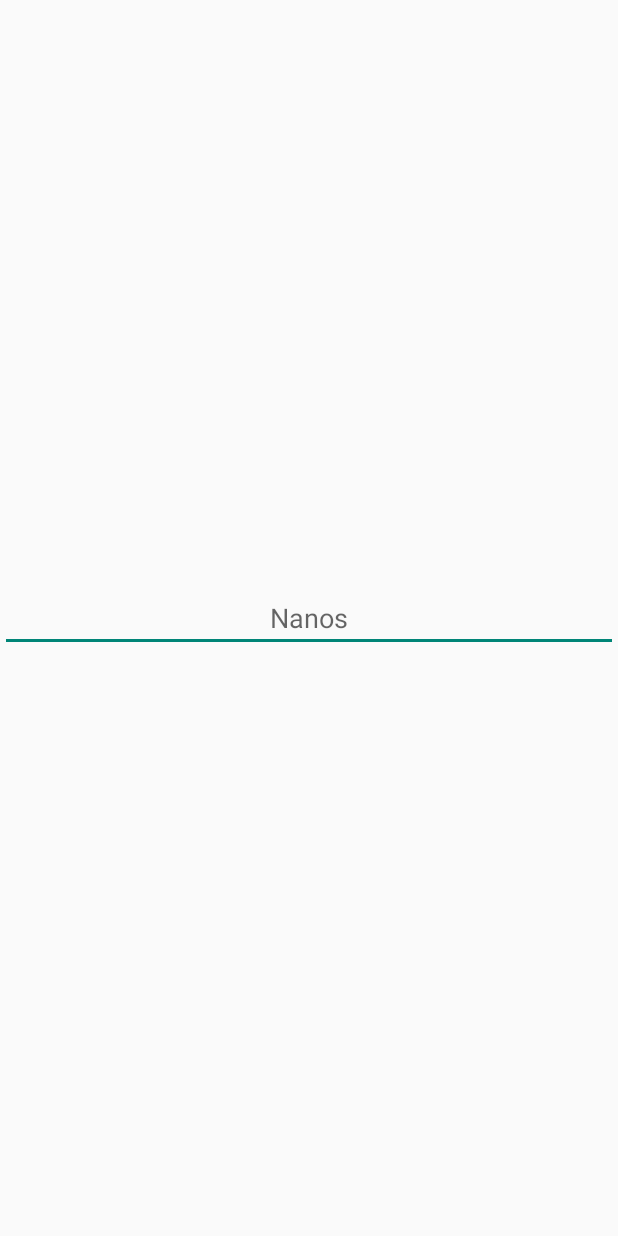
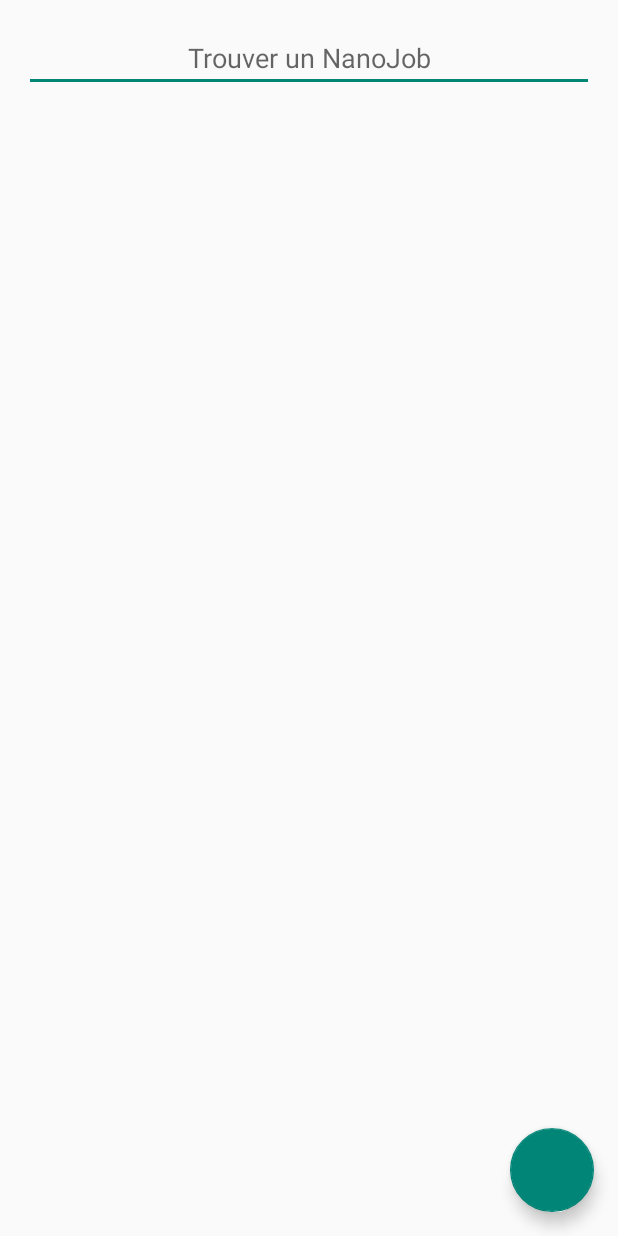
Before and after one commit to serreau/mc_app, an Android app: the screen it shows after launch (MainActivity), on a phone screen of 412 x 824 dp. Before the commit the screen is almost empty. Run offline under Robolectric (Android 15) with nearby library versions, the phone set to English and light mode, and no system bars; our stand-ins replace Room's generated code.

Commit message:
Rework IHM / Add a NanoJob in Romm / Begin to implement Listview

```diff
--- a/app/src/main/AndroidManifest.xml
+++ b/app/src/main/AndroidManifest.xml
@@ -8,8 +8,10 @@
         android:label="@string/app_name"
         android:roundIcon="@mipmap/ic_launcher_round"
         android:supportsRtl="true"
-        android:theme="@style/Theme.MyApp">
-        <activity android:name=".MainActivity">
+        android:theme="@style/Theme.MyApp"
+>
+        <activity android:name=".MainActivity"
+            android:windowSoftInputMode="adjustResize">
             <intent-filter>
                 <action android:name="android.intent.action.MAIN" />
 
--- a/app/src/main/java/repositories/Repository.java
+++ b/app/src/main/java/repositories/Repository.java
@@ -7,5 +7,6 @@ public interface Repository<T> {
     void delete(T object);
     void update(T object);
     T get(long id);
+    List<T> contains(String id);
     List<T> getAll();
 }
--- a/app/src/main/java/repositories/impl/NanoRepository_Room.java
+++ b/app/src/main/java/repositories/impl/NanoRepository_Room.java
@@ -39,6 +39,10 @@ public class NanoRepository_Room implements Repository<Nano> {
     }
 
     @Override
+    public List<Nano> contains(String id) {
+        return nanoDao.contains(id);
+    }
+    @Override
     public List<Nano> getAll() {
         return nanoDao.getAll();
     }
--- a/app/src/main/java/sero/com/dao/NanoDao.java
+++ b/app/src/main/java/sero/com/dao/NanoDao.java
@@ -21,8 +21,11 @@ public interface NanoDao {
     @Update
     void update(Nano nanos);
 
-    @Query("SELECT * FROM Nano WHERE (:id)")
+    @Query("SELECT * FROM Nano WHERE id = (:id)")
     Nano get(long id);
+
+    @Query("SELECT * FROM Nano WHERE name like (:name)")
+    List<Nano> contains(String name);
 
     @Query("SELECT * FROM Nano")
     List<Nano> getAll();
--- a/app/src/main/java/sero/com/subapp/MainActivity.java
+++ b/app/src/main/java/sero/com/subapp/MainActivity.java
@@ -7,14 +7,15 @@ import android.support.design.widget.TextInputEditText;
 import android.text.Editable;
 import android.text.TextWatcher;
 import android.view.View;
-import android.widget.Button;
-import android.widget.TextView;
+import android.widget.ArrayAdapter;
+import android.widget.ListView;
+import android.widget.Toast;
 
-import java.time.Clock;
+import java.util.ArrayList;
+import java.util.List;
 
 import Factories.RepositoryFactory;
 import repositories.Repository;
-import sero.com.databases.DB;
 import sero.com.entities.Nano;
 
 public class MainActivity extends Activity {
@@ -22,33 +23,42 @@ public class MainActivity extends Activity {
 
     TextInputEditText textedit;
     FloatingActionButton addnano;
+    ListView listview;
+
     @Override
     protected void onCreate(Bundle savedInstanceState) {
         super.onCreate(savedInstanceState);
         setContentView(R.layout.activity_main);
         nanoRepository = RepositoryFactory.get(RepositoryFactory.Entities.NANO, this.getApplicationContext());
 
-        textedit = (TextInputEditText) findViewById(R.id.nano_textedit);
+        textedit = (TextInputEditText) findViewById(R.id.textedit_home);
+        addnano = (FloatingActionButton) findViewById(R.id.button_home);
+        listview = (ListView) findViewById(R.id.list_home);
+
+
         textedit.addTextChangedListener(new TextWatcher() {
             @Override
             public void beforeTextChanged(CharSequence charSequence, int i, int i1, int i2) {}
 
             @Override
-            public void onTextChanged(CharSequence charSequence, int i, int i1, int i2) {
-                addnano.setVisibility(View.VISIBLE);
-                System.out.println("test");
-            }
+            public void onTextChanged(CharSequence charSequence, int i, int i1, int i2) {}
 
             @Override
-            public void afterTextChanged(Editable editable) {}
+            public void afterTextChanged(Editable editable) {
+            }
         });
 
-        addnano = (FloatingActionButton) findViewById(R.id.addnano_button);
         addnano.setOnClickListener(new View.OnClickListener() {
             @Override
             public void onClick(View view) {
-
+                Nano n = new Nano();
+                n.setName(textedit.getText().toString());
+                nanoRepository.insert(n);
+                Toast t = Toast.makeText( getApplicationContext(), "test", Toast.LENGTH_SHORT );
+                t.show();
+                System.out.println(nanoRepository.getAll().toString());
             }
         });
+
     }
 }
--- a/app/src/main/res/layout/activity_main.xml
+++ b/app/src/main/res/layout/activity_main.xml
@@ -1,29 +1,34 @@
 <?xml version="1.0" encoding="utf-8"?>
-<android.support.constraint.ConstraintLayout xmlns:android="http://schemas.android.com/apk/res/android"
-    xmlns:app="http://schemas.android.com/apk/res-auto"
+<FrameLayout xmlns:android="http://schemas.android.com/apk/res/android"
     xmlns:tools="http://schemas.android.com/tools"
     android:layout_width="match_parent"
     android:layout_height="match_parent"
-    tools:context=".MainActivity">
+    tools:context=".MainActivity"
+    android:orientation="vertical"
+    android:fitsSystemWindows="true"
+    android:id="@+id/framelayout_home">
 
     <android.support.design.widget.TextInputEditText
-        android:id="@+id/nano_textedit"
+        android:id="@+id/textedit_home"
         android:layout_width="match_parent"
         android:layout_height="wrap_content"
         android:gravity="center_horizontal"
-        android:hint="Nanos"
-        app:layout_constraintBottom_toBottomOf="parent"
-        app:layout_constraintTop_toTopOf="parent" />
+        android:hint="@string/hint_home"
+        android:layout_margin="16dp"/>
+
+    <ListView
+        android:id="@+id/list_home"
+        android:layout_width="match_parent"
+        android:layout_height="match_parent">
+
+    </ListView>
 
     <android.support.design.widget.FloatingActionButton
-        android:id="@+id/addnano_button"
+        android:id="@+id/button_home"
         android:layout_width="wrap_content"
         android:layout_height="wrap_content"
+        android:layout_gravity="bottom|end"
+        android:layout_margin="16dp"
+        android:keyboardNavigationCluster="true"/>
 
-        app:layout_constraintBottom_toBottomOf="parent"
-        app:layout_constraintEnd_toEndOf="parent"
-        app:layout_constraintStart_toStartOf="parent"
-
-        android:visibility="gone"/>
-
-</android.support.constraint.ConstraintLayout>
+</FrameLayout>
--- a/app/src/main/res/values/strings.xml
+++ b/app/src/main/res/values/strings.xml
@@ -1,3 +1,4 @@
 <resources>
     <string name="app_name">SubApp</string>
+    <string name="hint_home">Trouver un NanoJob</string>
 </resources>
--- a/app/src/main/res/values/styles.xml
+++ b/app/src/main/res/values/styles.xml
@@ -5,6 +5,7 @@
         <item name="colorPrimary">@color/colorPrimary</item>
         <item name="android:statusBarColor">@color/colorPrimary</item>
         <item name="android:windowLightStatusBar">true</item>
+
     </style>
 
 </resources>
```
